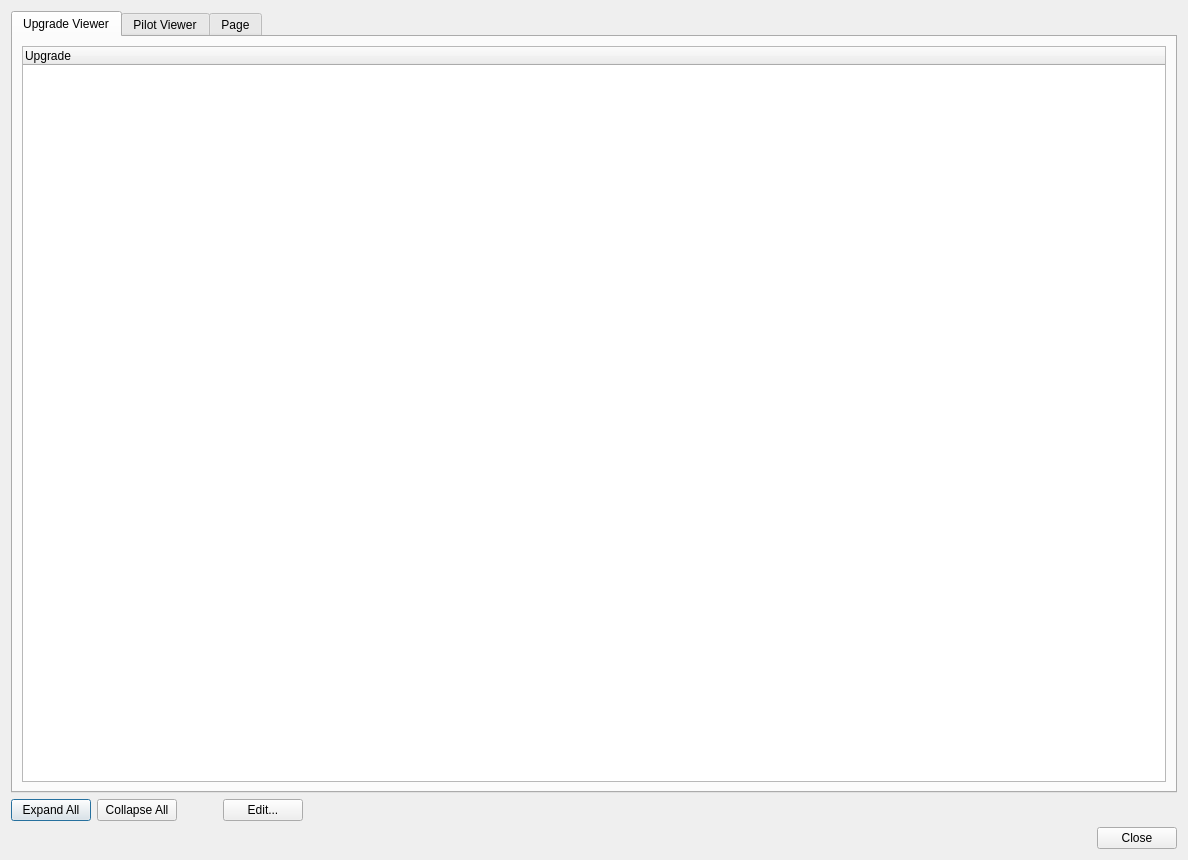
This is qt_designer/viewer_dialog.ui in flipperlord/x-wing-squad-builder as Qt 5 draws it before an edit. The edited form follows.
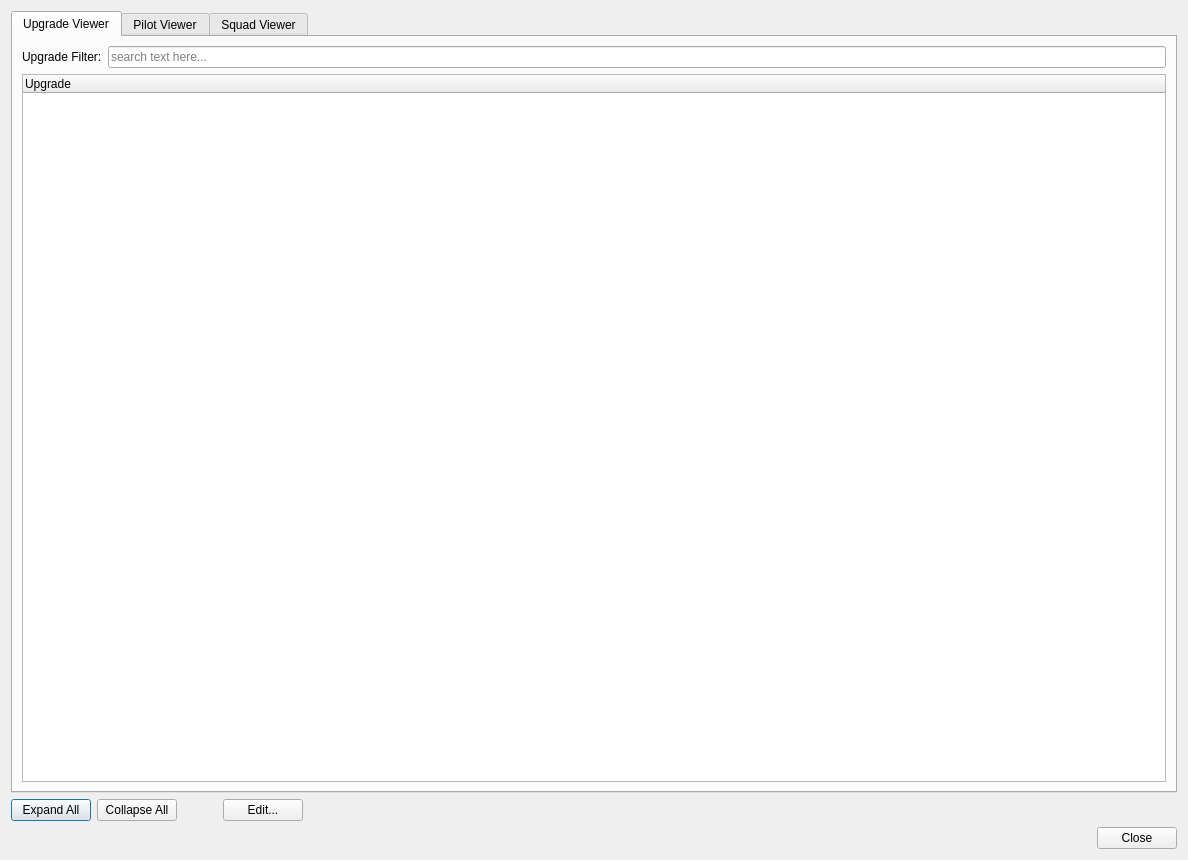
This is the edited form. Icons and pictures are not drawn.

Commit message: add pilot editing and searching in the viewer

The edit to the form file:
```diff
--- a/qt_designer/viewer_dialog.ui
+++ b/qt_designer/viewer_dialog.ui
@@ -31,6 +31,24 @@
        <string>Upgrade Viewer</string>
       </attribute>
       <layout class="QVBoxLayout" name="verticalLayout_2">
+       <item>
+        <layout class="QHBoxLayout" name="horizontalLayout_2">
+         <item>
+          <widget class="QLabel" name="label">
+           <property name="text">
+            <string>Upgrade Filter:</string>
+           </property>
+          </widget>
+         </item>
+         <item>
+          <widget class="QLineEdit" name="upgrade_filter_line_edit">
+           <property name="placeholderText">
+            <string>search text here...</string>
+           </property>
+          </widget>
+         </item>
+        </layout>
+       </item>
        <item>
         <layout class="QHBoxLayout" name="upgrade_layout">
          <item>
@@ -83,7 +101,7 @@
      </widget>
      <widget class="QWidget" name="tab">
       <attribute name="title">
-       <string>Page</string>
+       <string>Squad Viewer</string>
       </attribute>
      </widget>
     </widget>
```
Left out of the diff: 18 changed lines with no effect on the pictures. The commit also changes 5 other files.
